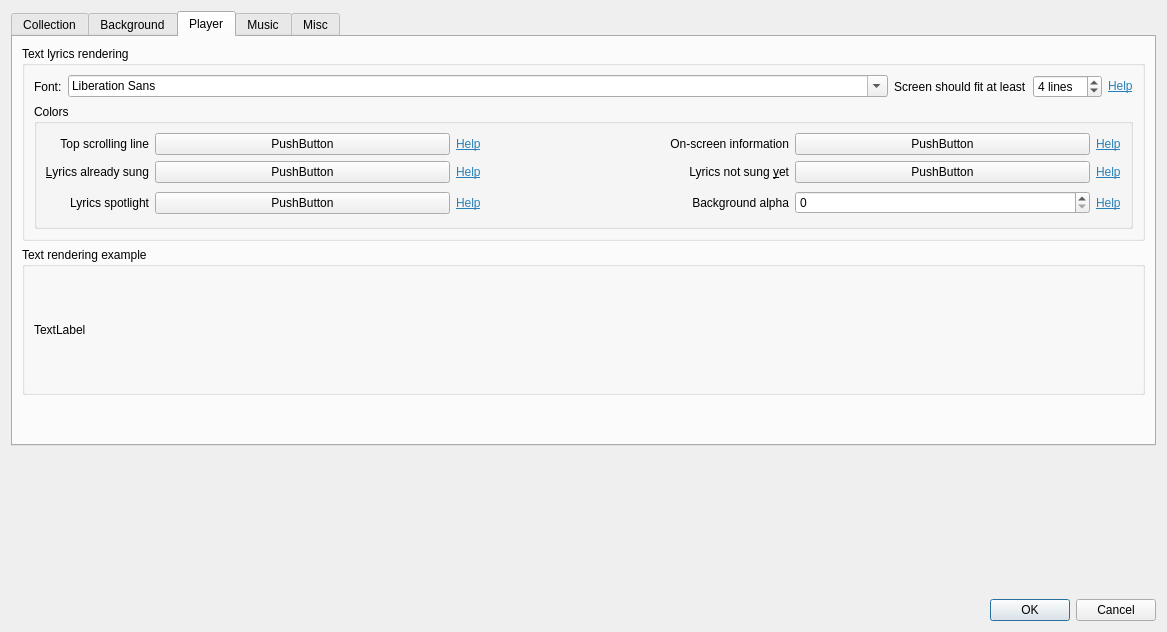
Old version of the form src/settingsdialog.ui in the repository gyunaev/spivak.
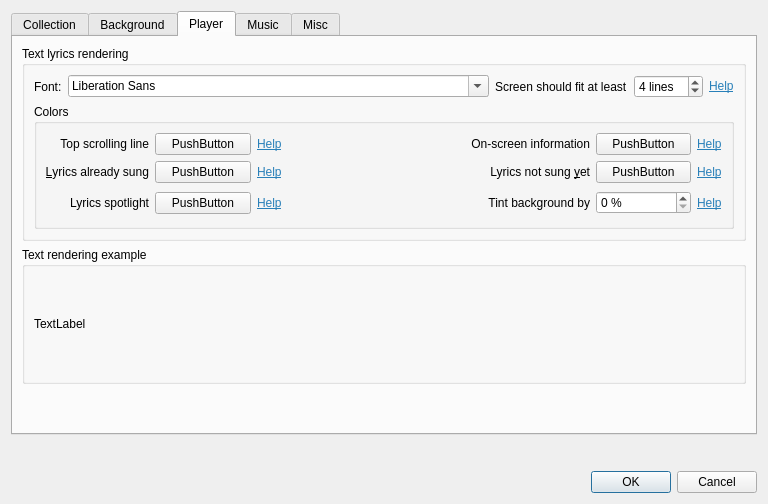
New version of the form. Icons and pictures are not drawn. Custom widgets are drawn as their Qt base class.

Commit message: Added 'background tint' setting to 'tint' video or image background when the player is playing

Patch:
```diff
--- a/src/settingsdialog.ui
+++ b/src/settingsdialog.ui
@@ -6,8 +6,8 @@
    <rect>
     <x>0</x>
     <y>0</y>
-    <width>1167</width>
-    <height>632</height>
+    <width>768</width>
+    <height>504</height>
    </rect>
   </property>
   <property name="windowTitle">
@@ -959,7 +959,7 @@
              <item row="2" column="4">
               <widget class="QLabel" name="label_145">
                <property name="text">
-                <string>Background alpha</string>
+                <string>Tint background by</string>
                </property>
                <property name="alignment">
                 <set>Qt::AlignRight|Qt::AlignTrailing|Qt::AlignVCenter</set>
@@ -988,13 +988,13 @@
                 <string>&lt;html&gt;&lt;head/&gt;&lt;body&gt;&lt;p&gt;Specifies how much to &amp;quot;tint&amp;quot; the background when playing Karaoke. This helps to see the lyrics better, but makes the background less visible.&lt;/p&gt;&lt;/body&gt;&lt;/html&gt;</string>
                </property>
                <property name="suffix">
-                <string/>
+                <string> %</string>
                </property>
                <property name="prefix">
                 <string/>
                </property>
                <property name="maximum">
-                <number>255</number>
+                <number>100</number>
                </property>
               </widget>
              </item>
```
Left out of the diff: 2 changed lines with no effect on the pictures. The commit also changes 5 other files.
